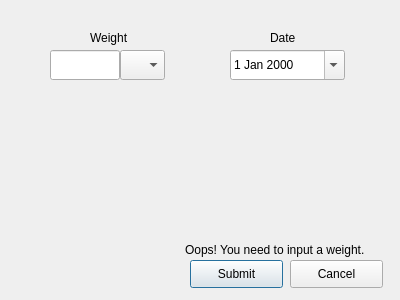
This is ui/weightDialog.ui in ncerdan/Wall-Witness as Qt 5 draws it before an edit. The edited form follows.
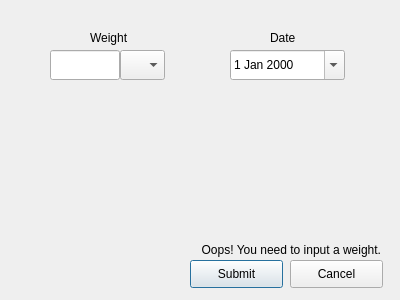
This is the edited form.

Commit message: started working on session dialog

```diff
--- a/ui/weightDialog.ui
+++ b/ui/weightDialog.ui
@@ -99,15 +99,18 @@
   <widget class="QLabel" name="warningLabel">
    <property name="geometry">
     <rect>
-     <x>185</x>
+     <x>130</x>
      <y>240</y>
-     <width>204</width>
+     <width>251</width>
      <height>20</height>
     </rect>
    </property>
    <property name="text">
     <string>Oops! You need to input a weight.</string>
    </property>
+   <property name="alignment">
+    <set>Qt::AlignRight|Qt::AlignTrailing|Qt::AlignVCenter</set>
+   </property>
    <property name="indent">
     <number>-1</number>
    </property>
```
The commit also changes 7 other files.
